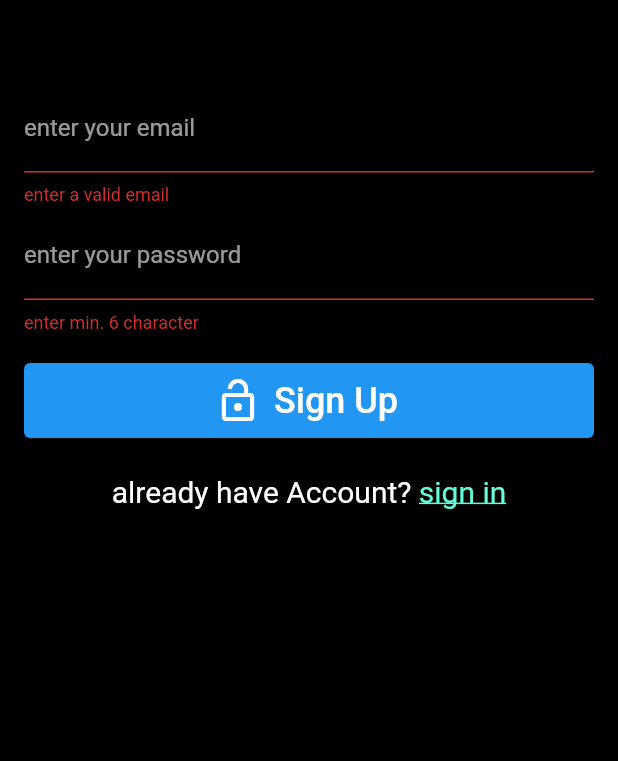
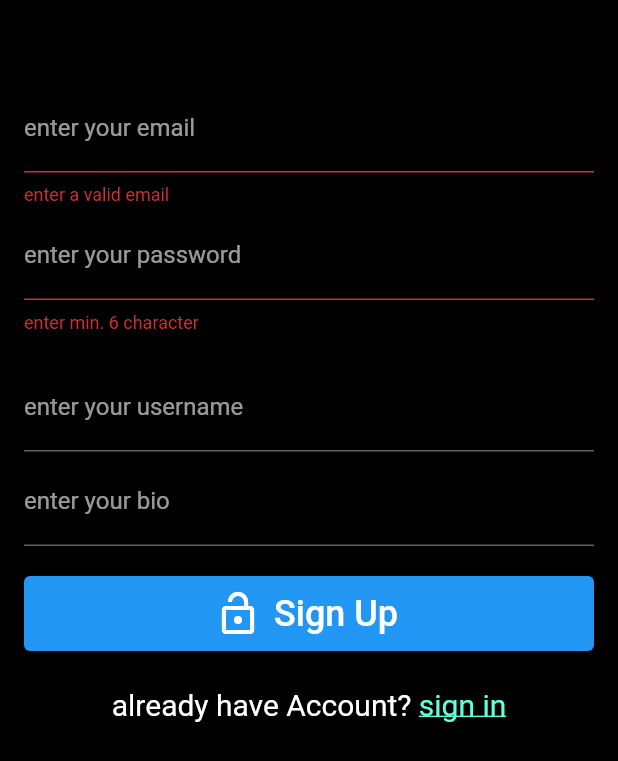
Before and after one commit to chandrarishikpalacharla/auth, a Flutter app: the SignUp widget shown alone on an empty page, opened directly with empty values, after a tap on "Sign Up", on a phone screen of 412 x 824 dp. Shown: the top 761 px of the screen. Run offline on Flutter 3.47's test engine with Material 2 defaults, Android fonts, the phone set to English and light mode, and no system bars; our stand-ins replace cloud_firestore, firebase_auth, firebase_core, image_picker; accounts and stored records are empty; network calls fail.

Commit message:
replace user data page to to signup page added data there

```diff
--- a/lib/signup.dart
+++ b/lib/signup.dart
@@ -1,3 +1,4 @@
+import 'package:cloud_firestore/cloud_firestore.dart';
 import 'package:firebase_auth/firebase_auth.dart';
 import 'package:flutter/gestures.dart';
 import 'package:flutter/material.dart';
@@ -16,6 +17,8 @@ class _SignUpState extends State<SignUp> {
   final formKey = GlobalKey<FormState>();
   final TextEditingController emailController = TextEditingController();
   final TextEditingController passwordController = TextEditingController();
+  final TextEditingController userController = TextEditingController();
+  final TextEditingController bioController = TextEditingController();
 
   @override
   void dispose() {
@@ -23,6 +26,8 @@ class _SignUpState extends State<SignUp> {
     super.dispose();
     emailController.dispose();
     passwordController.dispose();
+     userController.dispose();
+    bioController.dispose();
   }
 
   @override
@@ -56,6 +61,20 @@ class _SignUpState extends State<SignUp> {
               obscureText: true,
             ),
             SizedBox(height: 20,),
+            TextField(
+            controller: userController,
+            cursorColor: Colors.white,
+            textInputAction: TextInputAction.next,
+            decoration: InputDecoration(labelText: "enter your username"),
+          ),
+          SizedBox(height: 4,),
+          TextField(
+            controller: bioController,
+            cursorColor: Colors.white,
+           textInputAction: TextInputAction.next,
+            decoration: InputDecoration(labelText: "enter your bio"),
+          ),
+          SizedBox(height: 20,),
             ElevatedButton.icon(onPressed: signUp, icon: Icon(Icons.lock_open,size: 32,), label: Text("Sign Up",style: TextStyle(fontSize: 24),),style: ElevatedButton.styleFrom(minimumSize: Size.fromHeight(50)),),
 
             SizedBox(height: 24,),
@@ -85,6 +104,9 @@ class _SignUpState extends State<SignUp> {
     showDialog(context: context,barrierDismissible: false, builder: (context)=>Center(child: CircularProgressIndicator(),));
     try {
      await FirebaseAuth.instance.createUserWithEmailAndPassword(email: emailController.text.trim(), password: passwordController.text.trim());
+
+     //adding users data
+     userDetails(emailController.text.trim(), userController.text.trim(), bioController.text.trim());
     }
    on FirebaseAuthException catch(e){
 
@@ -93,4 +115,12 @@ class _SignUpState extends State<SignUp> {
     }
     navigatorKey.currentState!.popUntil((route) => route.isFirst);
   }
+  Future userDetails(String email,String user,String bio)async {
+
+    await FirebaseFirestore.instance.collection("userPosts").add({
+      'email':email,
+        'user':user,
+        'bio':bio,
+    });
+   }
 }
--- a/lib/verifyemailpage.dart
+++ b/lib/verifyemailpage.dart
@@ -3,7 +3,6 @@ import 'dart:async';
 import 'package:firebase_auth/firebase_auth.dart';
 import 'package:flutter/material.dart';
 import 'package:photo/homePage.dart';
-import 'package:photo/userdata.dart';
 import 'package:photo/utils.dart';
 
 class VerifyEmailPage extends StatefulWidget {
```
